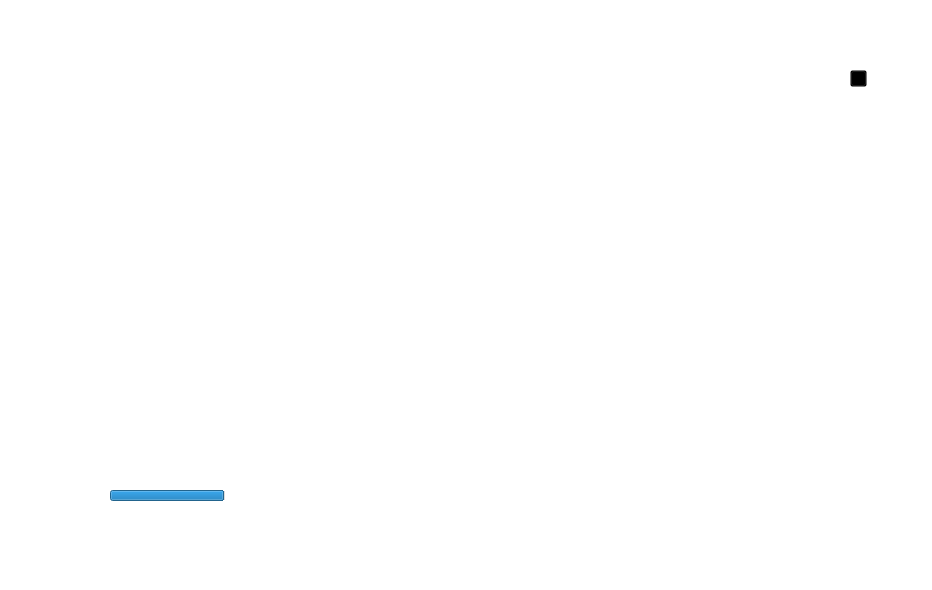
The window that gui/launcher.ui (mangaMag/AzoteLauncher) describes before a commit, drawn with Qt 5.
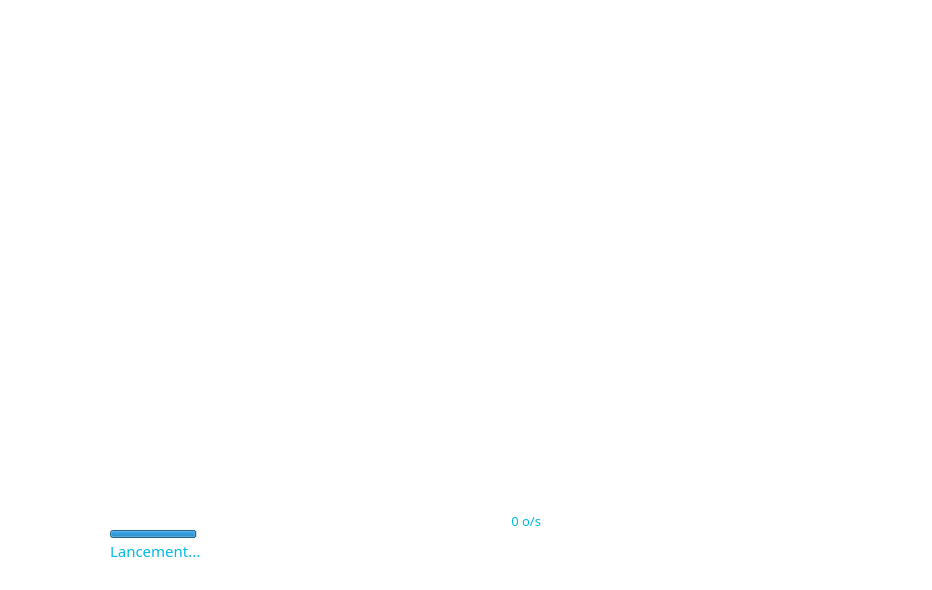
The same window after the commit. Icons and pictures are not drawn.

```diff
--- a/gui/launcher.ui
+++ b/gui/launcher.ui
@@ -35,8 +35,8 @@
     </property>
     <property name="geometry">
      <rect>
-      <x>500</x>
-      <y>510</y>
+      <x>110</x>
+      <y>450</y>
       <width>184</width>
       <height>56</height>
      </rect>
@@ -70,10 +70,10 @@
    <widget class="QLabel" name="labelDownloadSpeed">
     <property name="geometry">
      <rect>
-      <x>110</x>
-      <y>500</y>
+      <x>360</x>
+      <y>510</y>
       <width>181</width>
-      <height>31</height>
+      <height>21</height>
      </rect>
     </property>
     <property name="font">
@@ -86,22 +86,22 @@
     </property>
     <property name="styleSheet">
      <string notr="true">background:transparent;
-color:white;</string>
+color:#00bae2;</string>
     </property>
     <property name="text">
      <string>0 o/s</string>
     </property>
     <property name="alignment">
-     <set>Qt::AlignLeading|Qt::AlignLeft|Qt::AlignVCenter</set>
+     <set>Qt::AlignRight|Qt::AlignTrailing|Qt::AlignVCenter</set>
     </property>
    </widget>
    <widget class="QProgressBar" name="progressBarTotal">
     <property name="geometry">
      <rect>
       <x>110</x>
-      <y>490</y>
-      <width>573</width>
-      <height>11</height>
+      <y>530</y>
+      <width>430</width>
+      <height>8</height>
      </rect>
     </property>
     <property name="font">
@@ -115,7 +115,7 @@
 	background-image: url(:/ressources/download_play/bar_empty.png);
 	padding: 0px;
 	color:white;
-	font-size:10px;
+	font-size:8px;
 }
 QProgressBar::chunk {
 	background-image: url(:/ressources/download_play/bar_full.png);
@@ -189,30 +189,33 @@
    <widget class="QPushButton" name="settingsButton">
     <property name="geometry">
      <rect>
-      <x>850</x>
-      <y>70</y>
-      <width>17</width>
-      <height>17</height>
+      <x>300</x>
+      <y>480</y>
+      <width>62</width>
+      <height>18</height>
      </rect>
     </property>
     <property name="cursor">
      <cursorShape>PointingHandCursor</cursorShape>
     </property>
     <property name="styleSheet">
-     <string notr="true">background: transparent;</string>
-    </property>
-    <property name="icon">
-     <iconset resource="../ressources.qrc">
-      <normaloff>:/ressources/topbouton_repair.png</normaloff>:/ressources/topbouton_repair.png</iconset>
+     <string notr="true">QPushButton {
+	border: none;
+	background:  url(:/ressources/download_play/settings.png) no-repeat;
+}
+
+QPushButton:hover { 
+	background:  url(:/ressources/download_play/settings_hover.png) no-repeat;
+}</string>
     </property>
    </widget>
    <widget class="QLabel" name="labelStatus">
     <property name="geometry">
      <rect>
       <x>110</x>
-      <y>460</y>
+      <y>540</y>
       <width>411</width>
-      <height>31</height>
+      <height>21</height>
      </rect>
     </property>
     <property name="font">
@@ -223,7 +226,7 @@
     </property>
     <property name="styleSheet">
      <string notr="true">background:transparent;
-color:white;</string>
+color:#00bae2;</string>
     </property>
     <property name="text">
      <string>Lancement...</string>
@@ -235,10 +238,10 @@
    <widget class="QPushButton" name="webButton">
     <property name="geometry">
      <rect>
-      <x>750</x>
+      <x>790</x>
       <y>520</y>
-      <width>71</width>
-      <height>20</height>
+      <width>51</width>
+      <height>11</height>
      </rect>
     </property>
     <property name="cursor">
@@ -264,10 +267,10 @@
    <widget class="QPushButton" name="voteButton">
     <property name="geometry">
      <rect>
-      <x>750</x>
-      <y>550</y>
-      <width>161</width>
-      <height>20</height>
+      <x>793</x>
+      <y>560</y>
+      <width>116</width>
+      <height>14</height>
      </rect>
     </property>
     <property name="cursor">
```
Left out of the diff: 108 changed lines with no effect on the pictures.
